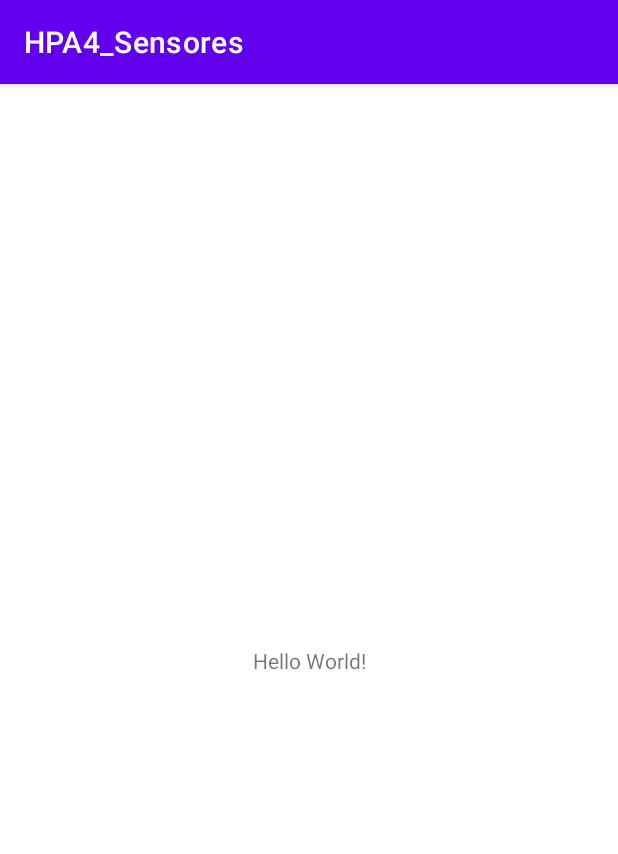
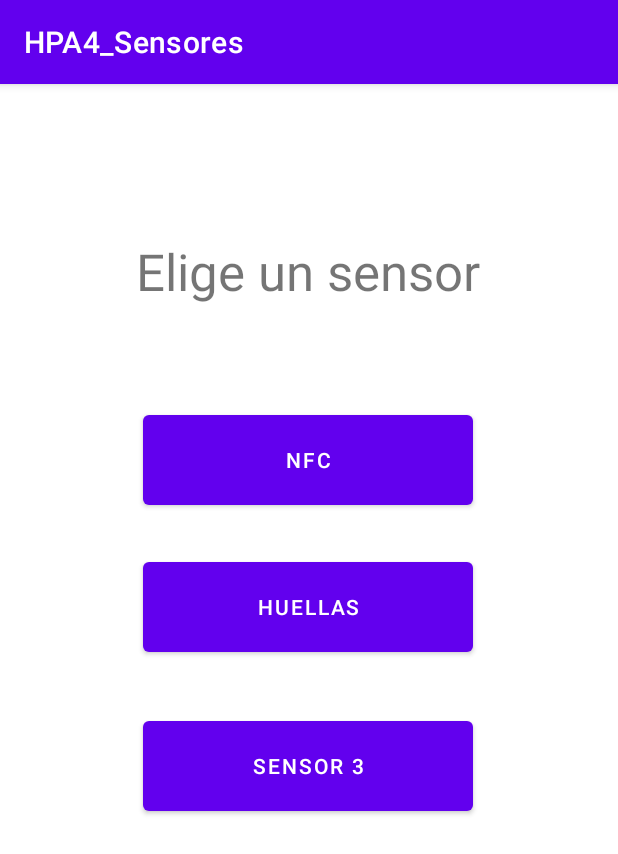
Before and after one commit to tonioqiu/HPA4-PROY-FINAL, an Android app: the screen it shows after launch (MainActivity), on a phone screen of 412 x 824 dp. Shown: the top 854 px of the screen. Run offline under Robolectric (Android 15) with nearby library versions, the phone set to English and light mode, and no system bars.

```diff
--- a/app/src/main/AndroidManifest.xml
+++ b/app/src/main/AndroidManifest.xml
@@ -14,6 +14,9 @@
         android:theme="@style/Theme.HPA4_Sensores"
         tools:targetApi="31">
         <activity
+            android:name=".NFCActivity"
+            android:exported="false" />
+        <activity
             android:name=".MainActivity"
             android:exported="true">
             <intent-filter>
--- a/app/src/main/java/com/example/hpa4_sensores/MainActivity.java
+++ b/app/src/main/java/com/example/hpa4_sensores/MainActivity.java
@@ -2,13 +2,26 @@ package com.example.hpa4_sensores;
 
 import androidx.appcompat.app.AppCompatActivity;
 
+import android.content.Intent;
 import android.os.Bundle;
+import android.view.View;
+import android.widget.Button;
 
 public class MainActivity extends AppCompatActivity {
-
+    Button NFCButton;
     @Override
     protected void onCreate(Bundle savedInstanceState) {
         super.onCreate(savedInstanceState);
         setContentView(R.layout.activity_main);
+
+        NFCButton = (Button)findViewById(R.id.btnNFC);
+
+        NFCButton.setOnClickListener(new View.OnClickListener() {
+            @Override
+            public void onClick(View view) {
+                Intent nfcintent = new Intent (MainActivity.this ,NFCActivity.class);
+                startActivity(nfcintent);
+            }
+        });
     }
 }
--- a/app/src/main/res/layout/activity_main.xml
+++ b/app/src/main/res/layout/activity_main.xml
@@ -6,12 +6,53 @@
     android:layout_height="match_parent"
     tools:context=".MainActivity">
 
+    <Button
+        android:id="@+id/btnNFC"
+        android:layout_width="220dp"
+        android:layout_height="0dp"
+        android:layout_marginBottom="26dp"
+        android:text="NFC"
+        app:layout_constraintBottom_toTopOf="@+id/btnHuellas"
+        app:layout_constraintEnd_toEndOf="parent"
+        app:layout_constraintHorizontal_bias="0.498"
+        app:layout_constraintStart_toStartOf="parent"
+        app:layout_constraintTop_toBottomOf="@+id/textView" />
+
+    <Button
+        android:id="@+id/btnHuellas"
+        android:layout_width="220dp"
+        android:layout_height="0dp"
+        android:layout_marginBottom="34dp"
+        android:text="Huellas"
+        app:layout_constraintBottom_toTopOf="@+id/btnSensor3"
+        app:layout_constraintEnd_toEndOf="parent"
+        app:layout_constraintHorizontal_bias="0.497"
+        app:layout_constraintStart_toStartOf="parent"
+        app:layout_constraintTop_toBottomOf="@+id/btnNFC" />
+
+    <Button
+        android:id="@+id/btnSensor3"
+        android:layout_width="220dp"
+        android:layout_height="0dp"
+        android:layout_marginBottom="277dp"
+        android:text="Sensor 3"
+        app:layout_constraintBottom_toBottomOf="parent"
+        app:layout_constraintEnd_toEndOf="parent"
+        app:layout_constraintHorizontal_bias="0.497"
+        app:layout_constraintStart_toStartOf="parent"
+        app:layout_constraintTop_toBottomOf="@+id/btnHuellas" />
+
     <TextView
+        android:id="@+id/textView"
         android:layout_width="wrap_content"
         android:layout_height="wrap_content"
-        android:text="Hello World!"
-        app:layout_constraintBottom_toBottomOf="parent"
+        android:layout_marginTop="102dp"
+        android:layout_marginBottom="67dp"
+        android:text="Elige un sensor"
+        android:textSize="34sp"
+        app:layout_constraintBottom_toTopOf="@+id/btnNFC"
         app:layout_constraintEnd_toEndOf="parent"
+        app:layout_constraintHorizontal_bias="0.497"
         app:layout_constraintStart_toStartOf="parent"
         app:layout_constraintTop_toTopOf="parent" />
 
```
Also changed, not shown: app/src/main/java/com/example/hpa4_sensores/NFCActivity.java (added, +21 -0 lines), app/src/main/res/layout/activity_nfcactivity2.xml (added, +9 -0 lines).
